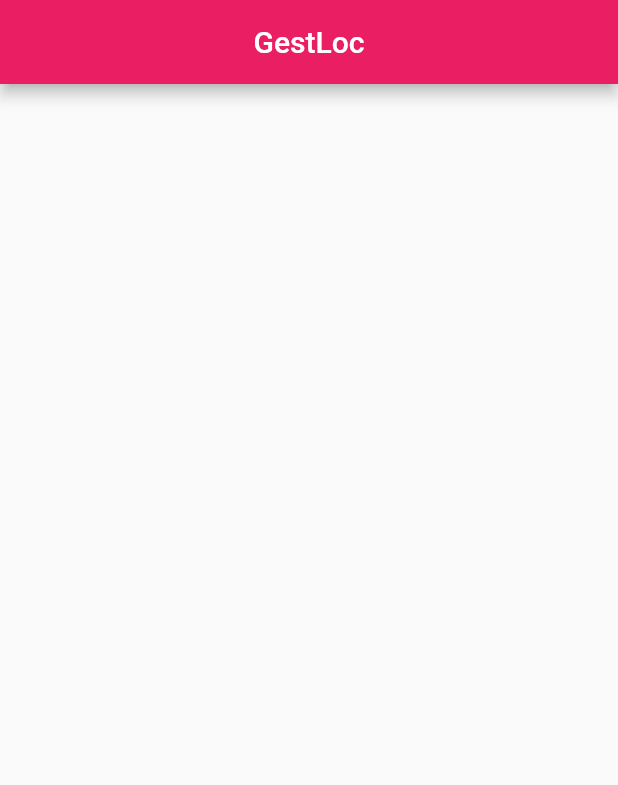
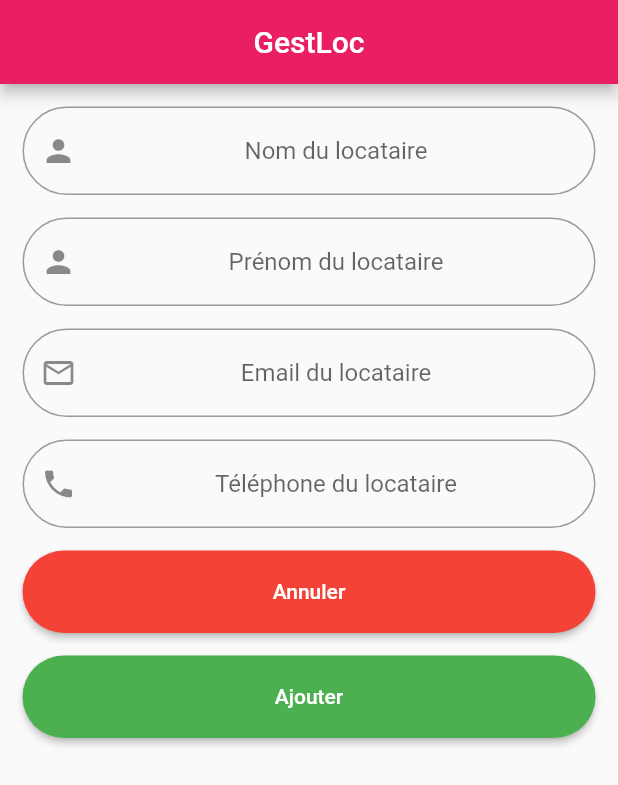
Before and after one commit to LouisLangellier/gest_loc2, a Flutter app: the screen it shows once a user with an empty profile is signed in, after a tap on the "add" icon, on a phone screen of 412 x 824 dp. Shown: the top 785 px of the screen. Run offline on Flutter 3.47's test engine with Material 2 defaults, Android fonts, the phone set to English and light mode, and no system bars; our stand-ins replace bottom_navy_bar, cloud_firestore, firebase_auth, firebase_core, firebase_storage, image_picker; accounts and stored records are empty.

Commit message:
Ajout de la page d'ajout et de modification de location

```diff
--- a/lib/page/add_modify_location_page.dart
+++ b/lib/page/add_modify_location_page.dart
@@ -11,6 +11,30 @@ class AddModifyLocationPage extends StatefulWidget {
 }
 
 class _AddModifyLocationPageState extends State<AddModifyLocationPage> {
+  final _formLocationKey = GlobalKey<FormState>();
+  late TextEditingController _name;
+  late TextEditingController _firstName;
+  late TextEditingController _mail;
+  late TextEditingController _phone;
+
+  @override
+  void initState() {
+    super.initState();
+    _name = TextEditingController();
+    _firstName = TextEditingController();
+    _mail = TextEditingController();
+    _phone = TextEditingController();
+  }
+
+  @override
+  void dispose() {
+    _name.dispose();
+    _firstName.dispose();
+    _mail.dispose();
+    _phone.dispose();
+    super.dispose();
+  }
+
   @override
   Widget build(BuildContext context) {
     return Scaffold(
@@ -20,6 +44,124 @@ class _AddModifyLocationPageState extends State<AddModifyLocationPage> {
         ),
         automaticallyImplyLeading: false,
       ),
+      body: SingleChildScrollView(
+        child: Form(
+          key: _formLocationKey,
+          child: Column(
+            children: [
+              Padding(
+                padding: const EdgeInsets.only(
+                    top: 15, left: 15, right: 15, bottom: 7.5),
+                child: TextFormField(
+                  controller: _name,
+                  validator: (String? value) =>
+                      value!.isEmpty ? "Le champ nom doit être rempli" : null,
+                  textAlign: TextAlign.center,
+                  keyboardType: TextInputType.text,
+                  decoration: InputDecoration(
+                      border: OutlineInputBorder(
+                        borderRadius: BorderRadius.circular(50.0),
+                      ),
+                      hintText: "Nom du locataire",
+                      prefixIcon: const Icon(Icons.person)),
+                ),
+              ),
+              Padding(
+                padding: const EdgeInsets.only(
+                    top: 7.5, left: 15, right: 15, bottom: 7.5),
+                child: TextFormField(
+                  controller: _firstName,
+                  validator: (String? value) =>
+                      value!.isEmpty ? "Le champ nom doit être rempli" : null,
+                  textAlign: TextAlign.center,
+                  keyboardType: TextInputType.text,
+                  decoration: InputDecoration(
+                      border: OutlineInputBorder(
+                        borderRadius: BorderRadius.circular(50.0),
+                      ),
+                      hintText: "Prénom du locataire",
+                      prefixIcon: const Icon(Icons.person)),
+                ),
+              ),
+              Padding(
+                padding: const EdgeInsets.only(
+                    top: 7.5, left: 15, right: 15, bottom: 7.5),
+                child: TextFormField(
+                  controller: _mail,
+                  validator: (String? value) =>
+                      value!.isEmpty ? "Le champ nom doit être rempli" : null,
+                  textAlign: TextAlign.center,
+                  keyboardType: TextInputType.text,
+                  decoration: InputDecoration(
+                      border: OutlineInputBorder(
+                        borderRadius: BorderRadius.circular(50.0),
+                      ),
+                      hintText: "Email du locataire",
+                      prefixIcon: const Icon(Icons.mail_outline)),
+                ),
+              ),
+              Padding(
+                padding: const EdgeInsets.only(
+                    top: 7.5, left: 15, right: 15, bottom: 7.5),
+                child: TextFormField(
+                  controller: _phone,
+                  validator: (String? value) =>
+                      value!.isEmpty ? "Le champ nom doit être rempli" : null,
+                  textAlign: TextAlign.center,
+                  keyboardType: TextInputType.phone,
+                  decoration: InputDecoration(
+                      border: OutlineInputBorder(
+                        borderRadius: BorderRadius.circular(50.0),
+                      ),
+                      hintText: "Téléphone du locataire",
+                      prefixIcon: const Icon(Icons.phone)),
+                ),
+              ),
+              Padding(
+                padding: const EdgeInsets.only(
+                    top: 7.5, left: 15, right: 15, bottom: 7.5),
+                child: SizedBox(
+                  width: double.infinity,
+                  height: 55,
+                  child: ElevatedButton(
+                    onPressed: () {
+                      Navigator.pop(context);
+                    },
+                    style: ElevatedButton.styleFrom(
+                        backgroundColor: Colors.red,
+                        shape: const StadiumBorder()),
+                    child: const Text(
+                      "Annuler",
+                      style: TextStyle(color: Colors.white),
+                    ),
+                  ),
+                ),
+              ),
+              Padding(
+                padding: const EdgeInsets.only(
+                    top: 7.5, left: 15, right: 15, bottom: 7.5),
+                child: SizedBox(
+                  width: double.infinity,
+                  height: 55,
+                  child: ElevatedButton(
+                    onPressed: () {
+                      if (_formLocationKey.currentState!.validate()) {}
+                      Navigator.pop(context);
+                    },
+                    style: ElevatedButton.styleFrom(
+                        backgroundColor: Colors.green,
+                        shape: const StadiumBorder()),
+                    child: const Text(
+                      "Ajouter",
+                      style: TextStyle(color: Colors.white),
+                    ),
+                  ),
+                ),
+              ),
+            ],
+          ),
+        ),
+      ),
     );
   }
 }
--- a/lib/util/firebase_handler.dart
+++ b/lib/util/firebase_handler.dart
@@ -119,9 +119,18 @@ class FirebaseHandler {
   //Tenant
   // Les locataires sont ajoutes par rapport à l'appartement qu'ils louent
   // Ils sont ajoutes dans une collection d'un appartement
-  addLocationToFirebase(String memberUid, String apartmentUid) {
-    //fireMember.doc(memberUid).collection(locationRef).doc(map[uidKey]).set(map);
+  addLocationToFirebase(String memberUid, String apartmentUid, String name,
+      String firstName, String mail, String phone, int dateBegin, int dateEnd) {
+    Map<String, dynamic> map = {
+      uidKey: const Uuid().v1(),
+      tenantNameKey: name,
+      tenantFirstNameKey: firstName,
+      tenantMailKey: mail,
+      tenantPhoneKey: phone,
+      dateBeginKey: dateBegin,
+      dateEndKey: dateEnd,
+      apartmentUidKey: apartmentUid,
+    };
+    fireMember.doc(memberUid).collection(locationRef).doc(map[uidKey]).set(map);
   }
-
-  //TODO ajouter les images pour le profil ??
 }
```
